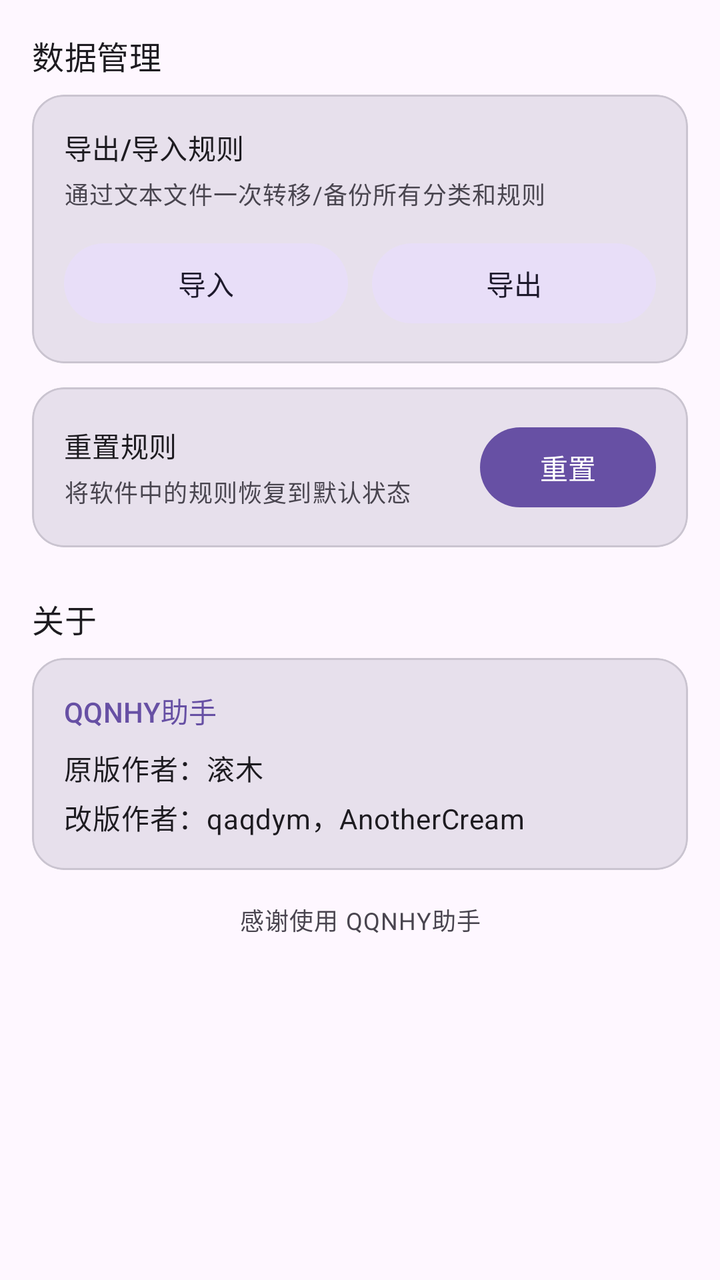
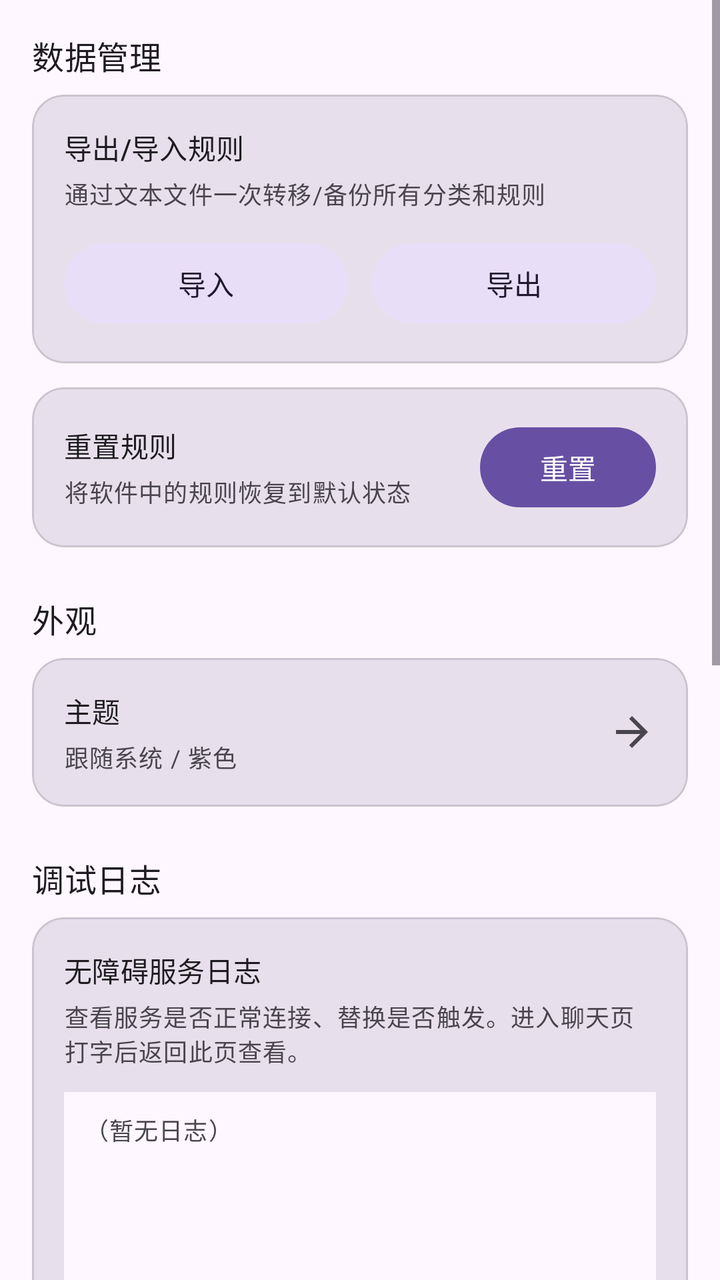

Screens rendered from an Android XML layout before and after an edit, with the pre-edit source and the edit as a unified diff.
<!-- AndroidManifest.xml: application theme Theme.QQReplyApp -->
<!-- res/layout/view_tab_settings.xml -->
<?xml version="1.0" encoding="utf-8"?>
<ScrollView xmlns:android="http://schemas.android.com/apk/res/android"
    xmlns:app="http://schemas.android.com/apk/res-auto"
    android:layout_width="match_parent"
    android:layout_height="match_parent">

    <LinearLayout
        android:layout_width="match_parent"
        android:layout_height="wrap_content"
        android:orientation="vertical"
        android:padding="16dp">

        <TextView
            android:layout_width="wrap_content"
            android:layout_height="wrap_content"
            android:text="数据管理"
            android:textAppearance="@style/TextAppearance.Material3.TitleMedium"
            android:layout_marginBottom="8dp" />

        <com.google.android.material.card.MaterialCardView
            android:id="@+id/exportCard"
            android:layout_width="match_parent"
            android:layout_height="wrap_content"
            android:layout_marginBottom="12dp"
            app:cardElevation="0dp"
            app:cardBackgroundColor="?attr/colorSurfaceVariant"
            app:cardCornerRadius="16dp">

            <LinearLayout
                android:layout_width="match_parent"
                android:layout_height="wrap_content"
                android:orientation="vertical"
                android:padding="16dp">

                <TextView
                    android:layout_width="wrap_content"
                    android:layout_height="wrap_content"
                    android:text="导出/导入规则"
                    android:textAppearance="@style/TextAppearance.Material3.TitleSmall" />

                <TextView
                    android:layout_width="wrap_content"
                    android:layout_height="wrap_content"
                    android:layout_marginTop="4dp"
                    android:text="通过文本文件一次转移/备份所有分类和规则"
                    android:textAppearance="@style/TextAppearance.Material3.BodySmall"
                    android:textColor="?attr/colorOnSurfaceVariant" />

                <LinearLayout
                    android:layout_width="match_parent"
                    android:layout_height="wrap_content"
                    android:layout_marginTop="12dp"
                    android:orientation="horizontal">

                    <com.google.android.material.button.MaterialButton
                        android:id="@+id/importRuleButton"
                        style="@style/Widget.Material3.Button.TonalButton"
                        android:layout_width="0dp"
                        android:layout_height="wrap_content"
                        android:layout_weight="1"
                        android:layout_marginEnd="6dp"
                        android:text="导入" />

                    <com.google.android.material.button.MaterialButton
                        android:id="@+id/exportRuleButton"
                        style="@style/Widget.Material3.Button.TonalButton"
                        android:layout_width="0dp"
                        android:layout_height="wrap_content"
                        android:layout_weight="1"
                        android:layout_marginStart="6dp"
                        android:text="导出" />

                </LinearLayout>

            </LinearLayout>

        </com.google.android.material.card.MaterialCardView>

        <com.google.android.material.card.MaterialCardView
            android:id="@+id/resetCard"
            android:layout_width="match_parent"
            android:layout_height="wrap_content"
            app:cardElevation="0dp"
            app:cardBackgroundColor="?attr/colorSurfaceVariant"
            app:cardCornerRadius="16dp">

            <LinearLayout
                android:layout_width="match_parent"
                android:layout_height="wrap_content"
                android:orientation="horizontal"
                android:gravity="center_vertical"
                android:padding="16dp">

                <LinearLayout
                    android:layout_width="0dp"
                    android:layout_height="wrap_content"
                    android:layout_weight="1"
                    android:orientation="vertical">

                    <TextView
                        android:layout_width="wrap_content"
                        android:layout_height="wrap_content"
                        android:text="重置规则"
                        android:textAppearance="@style/TextAppearance.Material3.TitleSmall" />

                    <TextView
                        android:layout_width="wrap_content"
                        android:layout_height="wrap_content"
                        android:layout_marginTop="4dp"
                        android:text="将软件中的规则恢复到默认状态"
                        android:textAppearance="@style/TextAppearance.Material3.BodySmall"
                        android:textColor="?attr/colorOnSurfaceVariant" />

                </LinearLayout>

                <com.google.android.material.button.MaterialButton
                    android:id="@+id/resetRulesButton"
                    style="@style/Widget.Material3.Button"
                    android:layout_width="wrap_content"
                    android:layout_height="wrap_content"
                    android:text="重置" />

            </LinearLayout>

        </com.google.android.material.card.MaterialCardView>

        <TextView
            android:layout_width="wrap_content"
            android:layout_height="wrap_content"
            android:text="关于"
            android:textAppearance="@style/TextAppearance.Material3.TitleMedium"
            android:layout_marginTop="24dp"
            android:layout_marginBottom="8dp" />

        <com.google.android.material.card.MaterialCardView
            android:layout_width="match_parent"
            android:layout_height="wrap_content"
            app:cardElevation="0dp"
            app:cardBackgroundColor="?attr/colorSurfaceVariant"
            app:cardCornerRadius="16dp">

            <LinearLayout
                android:layout_width="match_parent"
                android:layout_height="wrap_content"
                android:orientation="vertical"
                android:padding="16dp">

                <TextView
                    android:layout_width="wrap_content"
                    android:layout_height="wrap_content"
                    android:text="QQNHY助手"
                    android:textAppearance="@style/TextAppearance.Material3.TitleSmall"
                    android:textColor="?attr/colorPrimary" />

                <TextView
                    android:layout_width="wrap_content"
                    android:layout_height="wrap_content"
                    android:layout_marginTop="8dp"
                    android:text="原版作者：滚木"
                    android:textAppearance="@style/TextAppearance.Material3.BodyMedium" />

                <TextView
                    android:layout_width="wrap_content"
                    android:layout_height="wrap_content"
                    android:layout_marginTop="4dp"
                    android:text="改版作者：qaqdym，AnotherCream"
                    android:textAppearance="@style/TextAppearance.Material3.BodyMedium" />

            </LinearLayout>

        </com.google.android.material.card.MaterialCardView>

        <TextView
            android:layout_width="match_parent"
            android:layout_height="wrap_content"
            android:padding="16dp"
            android:gravity="center"
            android:text="感谢使用 QQNHY助手"
            android:textAppearance="@style/TextAppearance.Material3.BodySmall"
            android:textColor="?attr/colorOnSurfaceVariant" />

    </LinearLayout>

</ScrollView>
<!-- resources referenced by this layout -->
<resources>
  <style name="Theme.QQReplyApp" parent="Theme.Material3.DayNight.NoActionBar" />
</resources>

<!-- the commit's change to res/layout/view_tab_settings.xml (unified diff, before → after) -->
@@ -127,11 +127,156 @@
         <TextView
             android:layout_width="wrap_content"
             android:layout_height="wrap_content"
+            android:text="外观"
+            android:textAppearance="@style/TextAppearance.Material3.TitleMedium"
+            android:layout_marginTop="24dp"
+            android:layout_marginBottom="8dp" />
+
+        <com.google.android.material.card.MaterialCardView
+            android:id="@+id/themeCard"
+            android:layout_width="match_parent"
+            android:layout_height="wrap_content"
+            android:clickable="true"
+            android:focusable="true"
+            app:cardElevation="0dp"
+            app:cardBackgroundColor="?attr/colorSurfaceVariant"
+            app:cardCornerRadius="16dp"
+            app:rippleColor="?attr/colorPrimary">
+
+            <LinearLayout
+                android:layout_width="match_parent"
+                android:layout_height="wrap_content"
+                android:orientation="horizontal"
+                android:gravity="center_vertical"
+                android:padding="16dp">
+
+                <LinearLayout
+                    android:layout_width="0dp"
+                    android:layout_height="wrap_content"
+                    android:layout_weight="1"
+                    android:orientation="vertical">
+
+                    <TextView
+                        android:layout_width="wrap_content"
+                        android:layout_height="wrap_content"
+                        android:text="主题"
+                        android:textAppearance="@style/TextAppearance.Material3.TitleSmall" />
+
+                    <TextView
+                        android:id="@+id/themeStatus"
+                        android:layout_width="wrap_content"
+                        android:layout_height="wrap_content"
+                        android:layout_marginTop="4dp"
+                        android:text="跟随系统 / 紫色"
+                        android:textAppearance="@style/TextAppearance.Material3.BodySmall"
+                        android:textColor="?attr/colorOnSurfaceVariant" />
+
+                </LinearLayout>
+
+                <ImageView
+                    android:layout_width="24dp"
+                    android:layout_height="24dp"
+                    android:layout_marginStart="12dp"
+                    android:contentDescription="进入主题设置"
+                    android:src="@drawable/ic_arrow_forward"
+                    app:tint="?attr/colorOnSurfaceVariant" />
+
+            </LinearLayout>
+
+        </com.google.android.material.card.MaterialCardView>
+
+        <TextView
+            android:layout_width="wrap_content"
+            android:layout_height="wrap_content"
+            android:text="调试日志"
+            android:textAppearance="@style/TextAppearance.Material3.TitleMedium"
+            android:layout_marginTop="24dp"
+            android:layout_marginBottom="8dp" />
+
+        <com.google.android.material.card.MaterialCardView
+            android:id="@+id/debugLogCard"
+            android:layout_width="match_parent"
+            android:layout_height="wrap_content"
+            android:layout_marginBottom="12dp"
+            app:cardElevation="0dp"
+            app:cardBackgroundColor="?attr/colorSurfaceVariant"
+            app:cardCornerRadius="16dp">
+
+            <LinearLayout
+                android:layout_width="match_parent"
+                android:layout_height="wrap_content"
+                android:orientation="vertical"
+                android:padding="16dp">
+
+                <TextView
+                    android:layout_width="wrap_content"
+                    android:layout_height="wrap_content"
+                    android:text="无障碍服务日志"
+                    android:textAppearance="@style/TextAppearance.Material3.TitleSmall" />
+
+                <TextView
+                    android:layout_width="match_parent"
+                    android:layout_height="wrap_content"
+                    android:id="@+id/debugHint"
+                    android:layout_marginTop="4dp"
+                    android:text="查看服务是否正常连接、替换是否触发。进入聊天页打字后返回此页查看。"
+                    android:textAppearance="@style/TextAppearance.Material3.BodySmall"
+                    android:textColor="?attr/colorOnSurfaceVariant" />
+
+                <TextView
+                    android:id="@+id/debugLogText"
+                    android:layout_width="match_parent"
+                    android:layout_height="240dp"
+                    android:layout_marginTop="12dp"
+                    android:background="?attr/colorSurface"
+                    android:gravity="start|top"
+                    android:padding="10dp"
+                    android:scrollbars="vertical"
+                    android:fontFamily="monospace"
+                    android:text="（暂无日志）"
+                    android:textAppearance="@style/TextAppearance.Material3.BodySmall"
+                    android:textIsSelectable="true"
+                    android:typeface="monospace" />
+
+                <LinearLayout
+                    android:layout_width="match_parent"
+                    android:layout_height="wrap_content"
+                    android:layout_marginTop="12dp"
+                    android:orientation="horizontal">
+
+                    <com.google.android.material.button.MaterialButton
+                        android:id="@+id/refreshLogButton"
+                        style="@style/Widget.Material3.Button.TonalButton"
+                        android:layout_width="0dp"
+                        android:layout_height="wrap_content"
+                        android:layout_weight="1"
+                        android:layout_marginEnd="6dp"
+                        android:text="刷新" />
+
+                    <com.google.android.material.button.MaterialButton
+                        android:id="@+id/clearLogButton"
+                        style="@style/Widget.Material3.Button"
+                        android:layout_width="0dp"
+                        android:layout_height="wrap_content"
+                        android:layout_weight="1"
+                        android:layout_marginStart="6dp"
+                        android:text="清空" />
+
+                </LinearLayout>
+
+            </LinearLayout>
+
+        </com.google.android.material.card.MaterialCardView>
+
+        <TextView
+            android:layout_width="wrap_content"
+            android:layout_height="wrap_content"
             android:text="关于"
             android:textAppearance="@style/TextAppearance.Material3.TitleMedium"
             android:layout_marginTop="24dp"
             android:layout_marginBottom="8dp" />
 
+        
         <com.google.android.material.card.MaterialCardView
             android:layout_width="match_parent"
             android:layout_height="wrap_content"
@@ -143,28 +288,66 @@
                 android:layout_width="match_parent"
                 android:layout_height="wrap_content"
                 android:orientation="vertical"
-                android:padding="16dp">
+                android:padding="20dp">
 
                 <TextView
                     android:layout_width="wrap_content"
                     android:layout_height="wrap_content"
                     android:text="QQNHY助手"
-                    android:textAppearance="@style/TextAppearance.Material3.TitleSmall"
+                    android:textAppearance="@style/TextAppearance.Material3.TitleMedium"
                     android:textColor="?attr/colorPrimary" />
 
                 <TextView
+                    android:id="@+id/aboutAppVersion"
                     android:layout_width="wrap_content"
                     android:layout_height="wrap_content"
                     android:layout_marginTop="8dp"
-                    android:text="原版作者：滚木"
+                    android:text="v 1.1"
                     android:textAppearance="@style/TextAppearance.Material3.BodyMedium" />
 
                 <TextView
                     android:layout_width="wrap_content"
                     android:layout_height="wrap_content"
                     android:layout_marginTop="4dp"
-                    android:text="改版作者：qaqdym，AnotherCream"
-                    android:textAppearance="@style/TextAppearance.Material3.BodyMedium" />
+                    android:text="改版作者：qaqdym、AnotherCream"
+                    android:textAppearance="@style/TextAppearance.Material3.BodyMedium"
+                    android:textColor="?attr/colorOnSurfaceVariant" />
+
+            </LinearLayout>
+
+        </com.google.android.material.card.MaterialCardView>
+
+        
+        <com.google.android.material.card.MaterialCardView
+            android:layout_width="match_parent"
+            android:layout_height="wrap_content"
+            android:layout_marginTop="12dp"
+            app:cardElevation="0dp"
+            app:cardBackgroundColor="?attr/colorSurfaceVariant"
+            app:cardCornerRadius="28dp">
+
+            <LinearLayout
+                android:layout_width="match_parent"
+                android:layout_height="wrap_content"
+                android:orientation="vertical"
+                android:padding="20dp">
+
+                <TextView
+                    android:id="@+id/projectLink"
+                    android:layout_width="wrap_content"
+                    android:layout_height="wrap_content"
+                    android:padding="2dp"
+                    android:text="项目链接：github.com/QiCaiJie114514/QQMiaoAssistant"
+                    android:textAppearance="@style/TextAppearance.Material3.BodyMedium"
+                    android:textColor="?attr/colorPrimary" />
+
+                <TextView
+                    android:layout_width="wrap_content"
+                    android:layout_height="wrap_content"
+                    android:layout_marginTop="10dp"
+                    android:text="本项目遵循 AGPLv3 开源协议"
+                    android:textAppearance="@style/TextAppearance.Material3.BodySmall"
+                    android:textColor="?attr/colorOnSurfaceVariant" />
 
             </LinearLayout>
 
<!-- resource entries referenced after the edit -->
@@ -1,5 +1,15 @@
 <!-- resources referenced by this layout -->
 <resources>
+  <!-- drawable ic_arrow_forward (drawable) -->
+  <vector xmlns:android="http://schemas.android.com/apk/res/android"
+      android:width="24dp"
+      android:height="24dp"
+      android:viewportWidth="24"
+      android:viewportHeight="24">
+      <path
+          android:fillColor="#FFFFFFFF"
+          android:pathData="M12,4l-1.41,1.41L16.17,11H4v2h12.17l-5.58,5.59L12,20l8,-8z" />
+  </vector>
   <style name="Theme.QQReplyApp" parent="Theme.Material3.DayNight.NoActionBar" />
 </resources>
 
